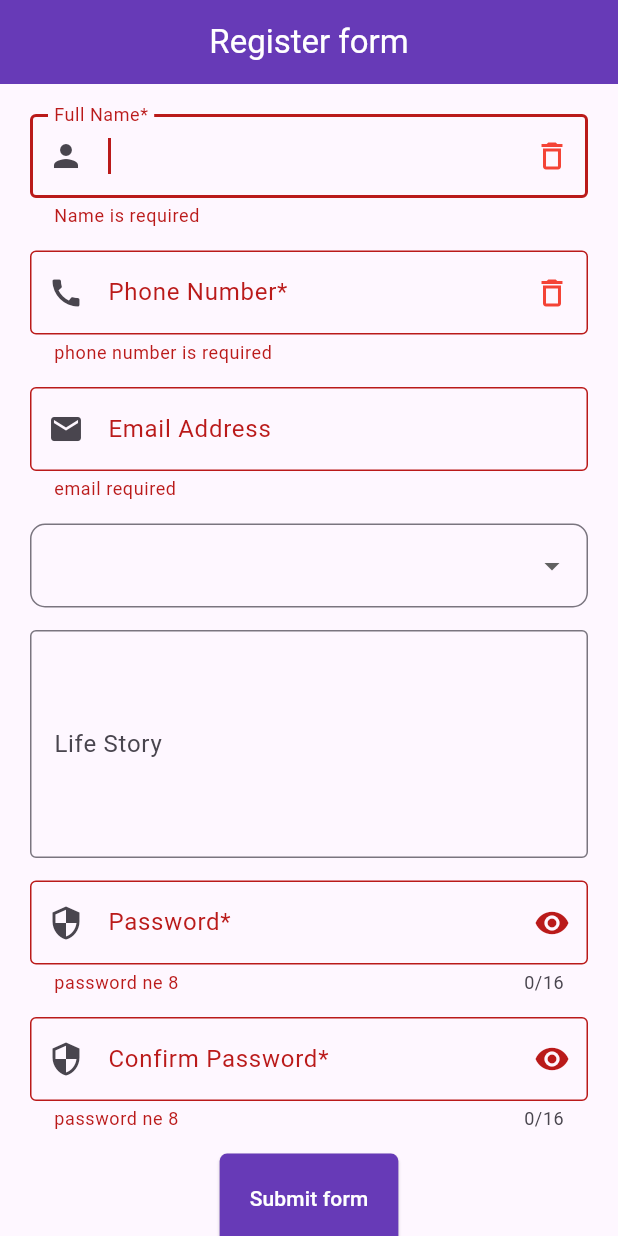
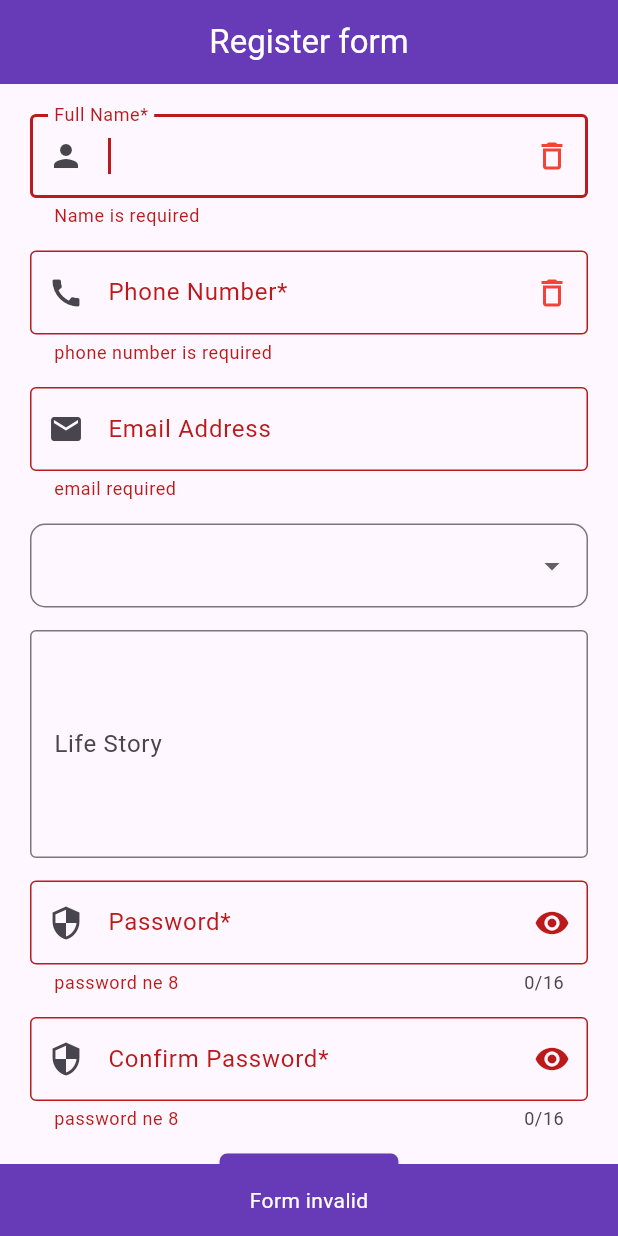
Before and after one commit to rostikKalabishka/flutter_course, a Flutter app: the screen it shows after launch, after a tap on "Submit form", on a phone screen of 412 x 824 dp. Run offline on Flutter 3.47's test engine with Material 2 defaults, Android fonts, the phone set to English and light mode, and no system bars.

Commit message:
added changes

```diff
--- a/lib/lesson-45-form/form_example.dart
+++ b/lib/lesson-45-form/form_example.dart
@@ -1,5 +1,7 @@
 import 'package:flutter/material.dart';
 import 'package:flutter/services.dart';
+
+import 'model/used.dart';
 
 class FormScreen extends StatefulWidget {
   const FormScreen({super.key});
@@ -12,6 +14,7 @@ class _FormScreenState extends State<FormScreen> {
   final fullNameController = TextEditingController();
   final phoneNumberController = TextEditingController();
   final emailController = TextEditingController();
+  final countryController = TextEditingController();
   final lifeStoryController = TextEditingController();
   final passwordController = TextEditingController();
   final confirmPasswordController = TextEditingController();
@@ -233,11 +236,49 @@ class _FormScreenState extends State<FormScreen> {
     );
   }
 
+  void _showDialog(User user) {
+    showDialog(
+        context: context,
+        builder: (context) {
+          return AlertDialog(
+            content: Text('${user.name} is now a verified register form'),
+            actions: [
+              TextButton(
+                  onPressed: () {
+                    Navigator.of(context).pushNamed('/info', arguments: user);
+                    // Navigator.of(context).pop();
+                  },
+                  child: const Text('Verified'))
+            ],
+            title: const Text('Registration successful'),
+          );
+        });
+  }
+
+  showMessage({required String message}) {
+    ScaffoldMessenger.of(context).showSnackBar(SnackBar(
+      backgroundColor: Colors.deepPurple,
+      content: Center(
+        child: Text(
+          message,
+          style: const TextStyle(color: Colors.white),
+        ),
+      ),
+    ));
+  }
+
   void toNextPage(
       BuildContext context, TextEditingController fullNameController) {
+    User user = User(
+        story: lifeStoryController.text,
+        name: fullNameController.text,
+        phoneNumber: phoneNumberController.text,
+        email: emailController.text,
+        country: countryController.text);
     if (_formKey.currentState!.validate()) {
-      final text = fullNameController.text;
-      Navigator.of(context).pushNamed('/info', arguments: text);
+      _showDialog(user);
+    } else {
+      showMessage(message: 'Form invalid');
     }
   }
 
--- /dev/null
+++ b/lib/lesson-45-form/model/used.dart
@@ -0,0 +1,14 @@
+class User {
+  final String name;
+  final String phoneNumber;
+  final String email;
+  final String country;
+  final String story;
+
+  User(
+      {required this.story,
+      required this.name,
+      required this.phoneNumber,
+      required this.email,
+      required this.country});
+}
```
Also changed, not shown: lib/lesson-45-form/info_page.dart (+19 -7 lines).
